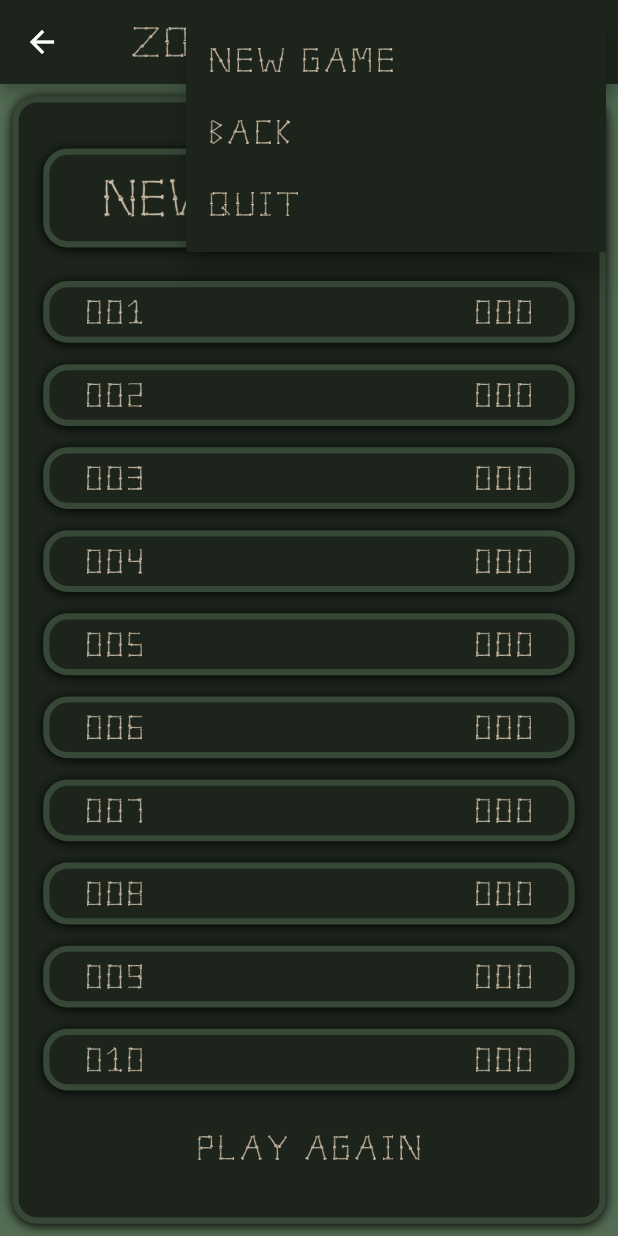
After one commit to matthew-p-colson/zombie_yahtzee, a Flutter app: the NewHighScoreScreen screen opened by its route, after a tap on the "more vert" icon, on a phone screen of 412 x 824 dp. The commit adds this screen. Run offline on Flutter 3.47's test engine with Material 2 defaults, Android fonts, the phone set to English and light mode, and no system bars; our stand-ins replace shared_preferences; accounts and stored records are empty.

Commit message:
November 30, 2022 - Periodic Commit - Added new high score and game over screens

```diff
--- a/lib/logic/high_score_logic.dart
+++ b/lib/logic/high_score_logic.dart
@@ -1,4 +1,5 @@
 import 'package:shared_preferences/shared_preferences.dart';
+import 'package:zombie_yahtzee/models/game_state.dart';
 
 class HighScoreLogic {
   static late SharedPreferences prefs;
@@ -31,9 +32,9 @@
     }
   }
 
-  static addHighScore(int score) {
+  static addHighScore() {
     List<int> scores = getScores();
-    scores.add(score);
+    scores.add(CurrentState.grandTotal);
     scores.sort();
     scores = scores.reversed.toList();
     scores.removeLast();
--- a/lib/main.dart
+++ b/lib/main.dart
@@ -9,6 +9,7 @@
 import 'package:zombie_yahtzee/models/game_state.dart';
 import 'package:zombie_yahtzee/screens/game_screen.dart';
 import 'package:zombie_yahtzee/screens/high_score_screen.dart';
+import 'package:zombie_yahtzee/screens/new_high_score_screen.dart';
 import 'package:zombie_yahtzee/screens/start_screen.dart';
 import 'package:zombie_yahtzee/screens/zombie_screen.dart';
 
@@ -33,12 +34,13 @@
   Widget build(BuildContext context) {
     return MaterialApp(
       title: 'Zombie Yahtzee',
-      initialRoute: '/game',
+      initialRoute: '/',
       routes: {
         '/': (context) => const StartScreen(),
         '/high_score': (context) => const HighScoreScreen(),
         '/game': (context) => const GameScreen(),
         '/zombie': (context) => const ZombieScreen(),
+        '/new_high_score': (context) => const NewHighScoreScreen(),
       },
     );
   }
--- /dev/null
+++ b/lib/screens/new_high_score_screen.dart
@@ -0,0 +1,203 @@
+import 'package:flutter/material.dart';
+import 'package:flutter/services.dart';
+import 'package:zombie_yahtzee/logic/high_score_logic.dart';
+import 'package:zombie_yahtzee/logic/letter_logic.dart';
+import 'package:zombie_yahtzee/logic/number_logic.dart';
+import 'package:zombie_yahtzee/logic/scorecard_logic.dart';
+import 'package:zombie_yahtzee/logic/screen_size_logic.dart';
+import 'package:zombie_yahtzee/logic/state_logic.dart';
+import 'package:zombie_yahtzee/screens/style.dart';
+
+class NewHighScoreScreen extends StatefulWidget {
+  const NewHighScoreScreen({Key? key}) : super(key: key);
+
+  @override
+  State<NewHighScoreScreen> createState() => _NewHighScoreScreenState();
+}
+
+class _NewHighScoreScreenState extends State<NewHighScoreScreen> {
+  @override
+  Widget build(BuildContext context) {
+    ScreenSizeLogic.init(context);
+    return Scaffold(
+      backgroundColor: Styles.kBackgroundColor,
+      appBar: AppBar(
+        backgroundColor: Styles.kContainerColor,
+        centerTitle: true,
+        title: LetterLogic.getLetters(
+          letters: 'Zombie Yahtzee',
+          letterColor: LetterColor.tan,
+          letterHeight: ScreenSizeLogic.blockSizeVertical * 2.5,
+          letterSpacing: ScreenSizeLogic.blockSizeVertical * .5,
+          wordSpacing: ScreenSizeLogic.blockSizeVertical,
+          alignment: MainAxisAlignment.center,
+        ),
+        actions: [
+          PopupMenuButton(
+              onSelected: (value) {
+                switch (value) {
+                  case 0:
+                    Navigator.pushNamed(context, '/game');
+                    break;
+                  case 1:
+                    Navigator.pop(context);
+                    break;
+                  case 2:
+                    SystemNavigator.pop();
+                    break;
+                }
+              },
+              color: Styles.kContainerColor,
+              iconSize: ScreenSizeLogic.blockSizeVertical * 4,
+              icon: const Icon(
+                Icons.more_vert,
+                color: Styles.kTextColor,
+              ),
+              itemBuilder: (context) {
+                return [
+                  buildActionPopupMenuItem(0, 'New Game'),
+                  buildActionPopupMenuItem(1, 'Back'),
+                  buildActionPopupMenuItem(2, 'Quit'),
+                ];
+              }),
+        ],
+      ),
+      body: Container(
+        decoration: BoxDecoration(
+            color: Styles.kContainerColor,
+            border: Border.all(
+              color: Styles.kBorderColor,
+              width: ScreenSizeLogic.blockSizeVertical * .5,
+            ),
+            borderRadius: BorderRadius.all(
+              Radius.circular(ScreenSizeLogic.blockSizeVertical * 2),
+            ),
+            boxShadow: const [
+              BoxShadow(
+                  color: Colors.black,
+                  blurRadius: 6.0,
+                  offset: Offset(0.0, 1.0)),
+            ]),
+        margin: EdgeInsets.all(ScreenSizeLogic.blockSizeVertical),
+        padding: EdgeInsets.all(ScreenSizeLogic.blockSizeVertical),
+        child: Column(
+          mainAxisAlignment: MainAxisAlignment.spaceEvenly,
+          children: [
+            Container(
+              padding: EdgeInsets.all(ScreenSizeLogic.blockSizeVertical * 2),
+              margin: EdgeInsets.all(ScreenSizeLogic.blockSizeVertical),
+              decoration: BoxDecoration(
+                  color: Styles.kContainerColor,
+                  border: Border.all(
+                    color: Styles.kBorderColor,
+                    width: ScreenSizeLogic.blockSizeVertical * .5,
+                  ),
+                  borderRadius: BorderRadius.all(
+                    Radius.circular(ScreenSizeLogic.blockSizeVertical * 2),
+                  ),
+                  boxShadow: const [
+                    BoxShadow(
+                        color: Colors.black,
+                        blurRadius: 6.0,
+                        offset: Offset(0.0, 1.0)),
+                  ]),
+              child: LetterLogic.getLetters(
+                letters: 'New High Scores',
+                letterColor: LetterColor.tan,
+                letterHeight: ScreenSizeLogic.blockSizeVertical * 3,
+                letterSpacing: ScreenSizeLogic.blockSizeVertical * .5,
+                wordSpacing: ScreenSizeLogic.blockSizeVertical,
+                alignment: MainAxisAlignment.center,
+              ),
+            ),
+            buildScoreContainer(1),
+            buildScoreContainer(2),
+            buildScoreContainer(3),
+            buildScoreContainer(4),
+            buildScoreContainer(5),
+            buildScoreContainer(6),
+            buildScoreContainer(7),
+            buildScoreContainer(8),
+            buildScoreContainer(9),
+            buildScoreContainer(10),
+            TextButton(
+              onPressed: () {
+                StateLogic.restartGame();
+                Navigator.pushNamedAndRemoveUntil(
+                    context, '/game', (route) => false);
+              },
+              child: LetterLogic.getLetters(
+                letters: 'Play Again',
+                letterColor: LetterColor.tan,
+                letterHeight: ScreenSizeLogic.blockSizeVertical * 2,
+                letterSpacing: ScreenSizeLogic.blockSizeVertical * .5,
+                wordSpacing: ScreenSizeLogic.blockSizeVertical,
+                alignment: MainAxisAlignment.center,
+              ),
+            ),
+          ],
+        ),
+      ),
+    );
+  }
+
+  Container buildScoreContainer(int place) {
+    NumberColor numberColor = NumberColor.tan;
+
+    return Container(
+      padding: EdgeInsets.fromLTRB(
+        ScreenSizeLogic.blockSizeVertical * 3,
+        ScreenSizeLogic.blockSizeVertical,
+        ScreenSizeLogic.blockSizeVertical * 3,
+        ScreenSizeLogic.blockSizeVertical,
+      ),
+      margin: EdgeInsets.only(
+          left: ScreenSizeLogic.blockSizeVertical,
+          right: ScreenSizeLogic.blockSizeVertical),
+      decoration: BoxDecoration(
+          color: Styles.kContainerColor,
+          border: Border.all(
+            color: Styles.kBorderColor,
+            width: ScreenSizeLogic.blockSizeVertical * .5,
+          ),
+          borderRadius: BorderRadius.all(
+            Radius.circular(ScreenSizeLogic.blockSizeVertical * 2),
+          ),
+          boxShadow: const [
+            BoxShadow(
+                color: Colors.black, blurRadius: 6.0, offset: Offset(0.0, 1.0)),
+          ]),
+      child: Row(
+        mainAxisAlignment: MainAxisAlignment.spaceBetween,
+        children: [
+          NumberLogic.getNumbers(
+            numbers: place,
+            numberColor: numberColor,
+            numberHeight: ScreenSizeLogic.blockSizeVertical * 2,
+            numberSpacing: ScreenSizeLogic.blockSizeVertical * .5,
+          ),
+          NumberLogic.getNumbers(
+            numbers: HighScoreLogic.getScore(place - 1),
+            numberColor: numberColor,
+            numberHeight: ScreenSizeLogic.blockSizeVertical * 2,
+            numberSpacing: ScreenSizeLogic.blockSizeVertical * .5,
+          ),
+        ],
+      ),
+    );
+  }
+
+  PopupMenuItem<int> buildActionPopupMenuItem(int value, String text) {
+    return PopupMenuItem(
+      value: value,
+      child: LetterLogic.getLetters(
+        letters: text,
+        letterColor: LetterColor.tan,
+        letterHeight: ScreenSizeLogic.blockSizeVertical * 2,
+        letterSpacing: ScreenSizeLogic.blockSizeVertical * .5,
+        wordSpacing: ScreenSizeLogic.blockSizeVertical,
+        alignment: MainAxisAlignment.start,
+      ),
+    );
+  }
+}
```
Also changed, not shown: lib/logic/scorecard_logic.dart (+18 -0 lines), lib/screens/game_over_screen.dart (added, +154 -0 lines), lib/screens/game_screen.dart (+39 -46 lines).
